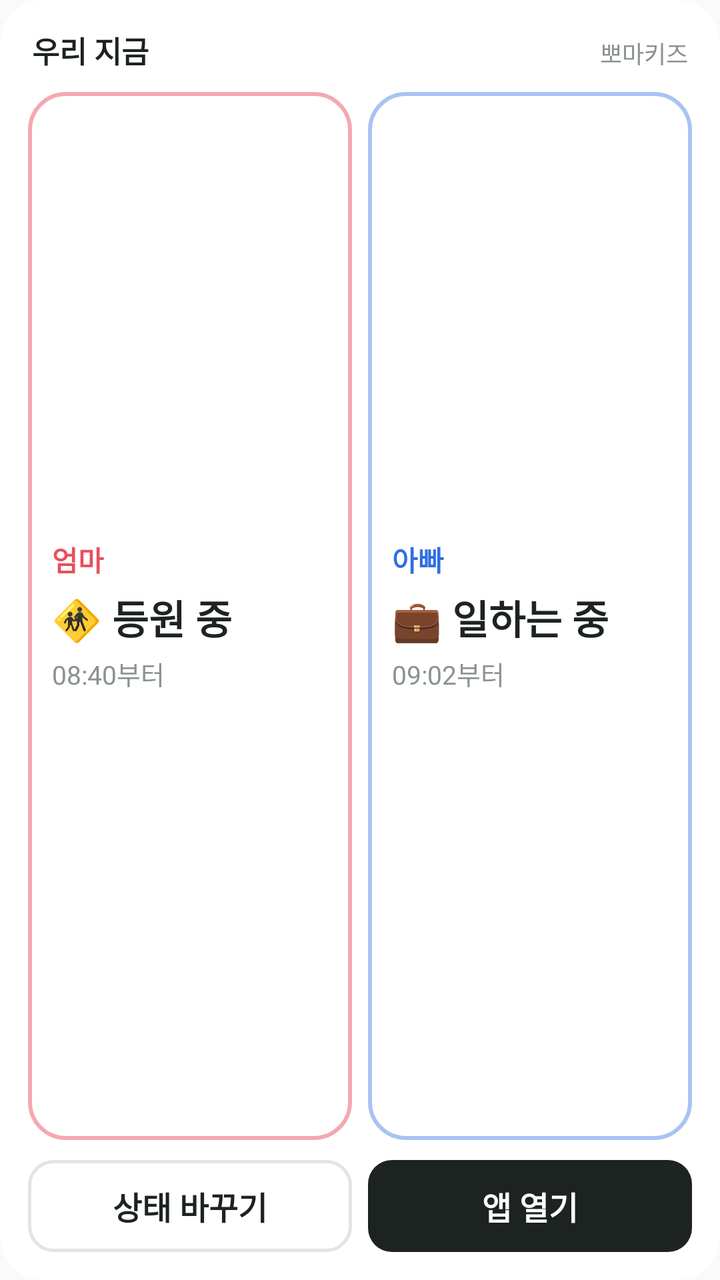
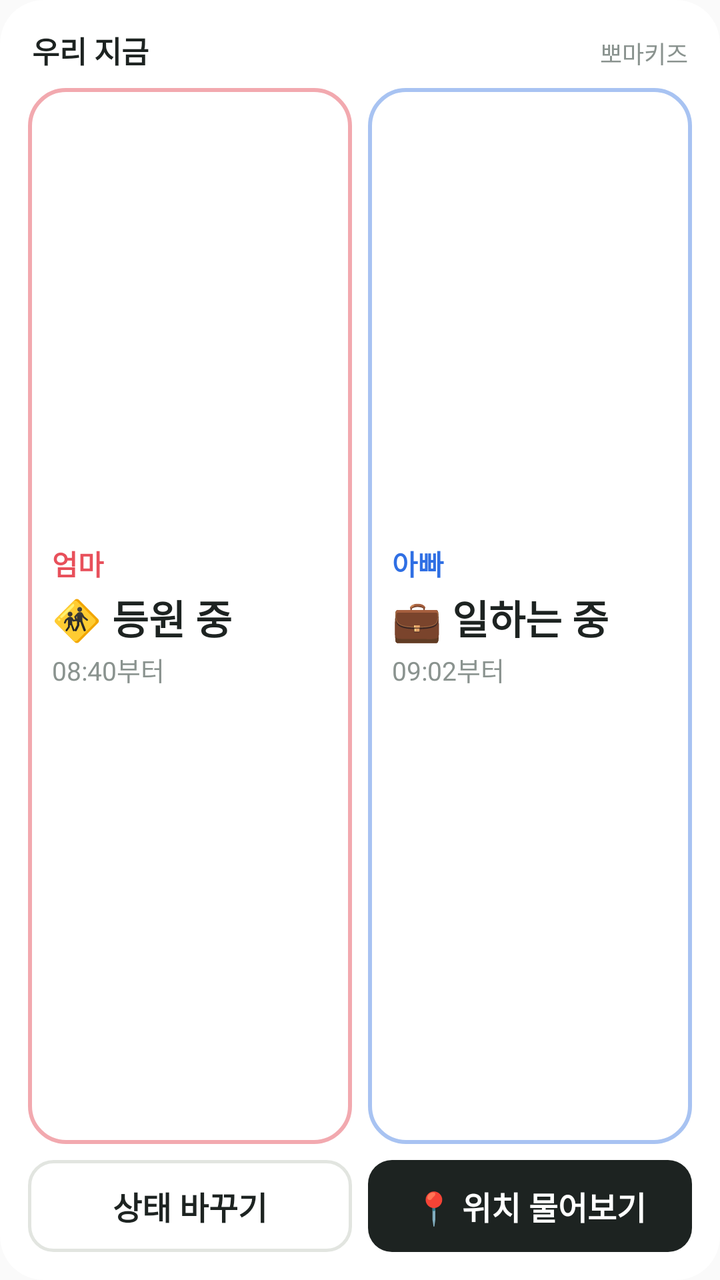

The first picture is an Android layout as it rendered before a commit; the second is the same layout after the commit. The layout source and the unified diff follow.
<!-- AndroidManifest.xml: application theme AppTheme -->
<!-- res/layout/widget_couple_status_large.xml -->
<?xml version="1.0" encoding="utf-8"?>
<LinearLayout xmlns:android="http://schemas.android.com/apk/res/android"
    android:id="@+id/widget_root"
    android:layout_width="match_parent"
    android:layout_height="match_parent"
    android:orientation="vertical"
    android:background="@drawable/widget_bg"
    android:padding="14dp">

    <LinearLayout
        android:layout_width="match_parent"
        android:layout_height="wrap_content"
        android:orientation="horizontal"
        android:paddingStart="2dp"
        android:paddingEnd="2dp">
        <TextView
            android:layout_width="0dp"
            android:layout_height="wrap_content"
            android:layout_weight="1"
            android:text="우리 지금"
            android:textColor="@color/widget_ink"
            android:textSize="15sp"
            android:textStyle="bold" />
        <TextView
            android:layout_width="wrap_content"
            android:layout_height="wrap_content"
            android:text="뽀마키즈"
            android:textColor="@color/widget_sub"
            android:textSize="12sp" />
    </LinearLayout>

    <LinearLayout
        android:layout_width="match_parent"
        android:layout_height="0dp"
        android:layout_weight="1"
        android:layout_marginTop="10dp"
        android:layout_marginBottom="10dp"
        android:orientation="horizontal">

        <LinearLayout
            android:id="@+id/row_mom"
            android:layout_width="0dp"
            android:layout_height="match_parent"
            android:layout_weight="1"
            android:layout_marginEnd="8dp"
            android:background="@drawable/widget_card_mom"
            android:gravity="center_vertical"
            android:orientation="vertical"
            android:padding="12dp">
            <TextView
                android:id="@+id/mom_name"
                android:layout_width="match_parent"
                android:layout_height="wrap_content"
                android:text="엄마"
                android:textColor="@color/widget_mom"
                android:textSize="14sp"
                android:textStyle="bold"
                android:maxLines="1"
                android:ellipsize="end" />
            <TextView
                android:id="@+id/mom_status"
                android:layout_width="match_parent"
                android:layout_height="wrap_content"
                android:layout_marginTop="4dp"
                android:text="🚸 등원 중"
                android:textColor="@color/widget_ink"
                android:textSize="20sp"
                android:textStyle="bold"
                android:maxLines="2"
                android:ellipsize="end"
                android:lineSpacingExtra="2dp" />
            <TextView
                android:id="@+id/mom_time"
                android:layout_width="match_parent"
                android:layout_height="wrap_content"
                android:layout_marginTop="4dp"
                android:text="08:40부터"
                android:textColor="@color/widget_sub"
                android:textSize="13sp" />
        </LinearLayout>

        <LinearLayout
            android:id="@+id/row_dad"
            android:layout_width="0dp"
            android:layout_height="match_parent"
            android:layout_weight="1"
            android:background="@drawable/widget_card_dad"
            android:gravity="center_vertical"
            android:orientation="vertical"
            android:padding="12dp">
            <TextView
                android:id="@+id/dad_name"
                android:layout_width="match_parent"
                android:layout_height="wrap_content"
                android:text="아빠"
                android:textColor="@color/widget_dad"
                android:textSize="14sp"
                android:textStyle="bold"
                android:maxLines="1"
                android:ellipsize="end" />
            <TextView
                android:id="@+id/dad_status"
                android:layout_width="match_parent"
                android:layout_height="wrap_content"
                android:layout_marginTop="4dp"
                android:text="💼 일하는 중"
                android:textColor="@color/widget_ink"
                android:textSize="20sp"
                android:textStyle="bold"
                android:maxLines="2"
                android:ellipsize="end"
                android:lineSpacingExtra="2dp" />
            <TextView
                android:id="@+id/dad_time"
                android:layout_width="match_parent"
                android:layout_height="wrap_content"
                android:layout_marginTop="4dp"
                android:text="09:02부터"
                android:textColor="@color/widget_sub"
                android:textSize="13sp" />
        </LinearLayout>
    </LinearLayout>

    <LinearLayout
        android:layout_width="match_parent"
        android:layout_height="wrap_content"
        android:orientation="horizontal">
        <TextView
            android:id="@+id/btn_change"
            android:layout_width="0dp"
            android:layout_height="46dp"
            android:layout_weight="1"
            android:layout_marginEnd="8dp"
            android:background="@drawable/widget_btn"
            android:gravity="center"
            android:text="상태 바꾸기"
            android:textColor="@color/widget_ink"
            android:textSize="16sp"
            android:textStyle="bold" />
        <TextView
            android:id="@+id/btn_open"
            android:layout_width="0dp"
            android:layout_height="46dp"
            android:layout_weight="1"
            android:background="@drawable/widget_btn_solid"
            android:gravity="center"
            android:text="앱 열기"
            android:textColor="@color/widget_on_solid"
            android:textSize="16sp"
            android:textStyle="bold" />
    </LinearLayout>
</LinearLayout>
<!-- resources referenced by this layout -->
<resources>
  <color name="widget_dad">#2F6FE4</color>
  <color name="widget_ink">#1D2321</color>
  <color name="widget_mom">#E8505B</color>
  <color name="widget_on_solid">#FFFFFF</color>
  <color name="widget_sub">#8A938F</color>
  <!-- drawable widget_bg (drawable) -->
  <?xml version="1.0" encoding="utf-8"?>
  <shape xmlns:android="http://schemas.android.com/apk/res/android" android:shape="rectangle">
      <solid android:color="@color/widget_bg" />
      <corners android:radius="22dp" />
  </shape>
  <!-- drawable widget_btn (drawable) -->
  <?xml version="1.0" encoding="utf-8"?>
  <shape xmlns:android="http://schemas.android.com/apk/res/android" android:shape="rectangle">
      <solid android:color="@android:color/transparent" />
      <stroke android:width="1.5dp" android:color="@color/widget_line" />
      <corners android:radius="12dp" />
  </shape>
  <!-- drawable widget_btn_solid (drawable) -->
  <?xml version="1.0" encoding="utf-8"?>
  <shape xmlns:android="http://schemas.android.com/apk/res/android" android:shape="rectangle">
      <solid android:color="@color/widget_ink" />
      <corners android:radius="12dp" />
  </shape>
  <!-- drawable widget_card_dad (drawable) -->
  <?xml version="1.0" encoding="utf-8"?>
  <shape xmlns:android="http://schemas.android.com/apk/res/android" android:shape="rectangle">
      <solid android:color="@android:color/transparent" />
      <stroke android:width="2dp" android:color="@color/widget_dad_line" />
      <corners android:radius="18dp" />
  </shape>
  <!-- drawable widget_card_mom (drawable) -->
  <?xml version="1.0" encoding="utf-8"?>
  <shape xmlns:android="http://schemas.android.com/apk/res/android" android:shape="rectangle">
      <solid android:color="@android:color/transparent" />
      <stroke android:width="2dp" android:color="@color/widget_mom_line" />
      <corners android:radius="18dp" />
  </shape>
  <style name="AppTheme" parent="Theme.AppCompat.Light.DarkActionBar">
          
          <item name="colorPrimary">@color/colorPrimary</item>
          <item name="colorPrimaryDark">@color/colorPrimaryDark</item>
          <item name="colorAccent">@color/colorAccent</item>
      </style>
  <color name="widget_bg">#F2FFFFFF</color>
  <color name="widget_line">#E2E5E0</color>
  <color name="widget_dad_line">#A8C3F2</color>
  <color name="widget_mom_line">#F2A9AF</color>
</resources>

<!-- the commit's change to res/layout/widget_couple_status_large.xml (unified diff, before → after) -->
@@ -1,4 +1,5 @@
 <?xml version="1.0" encoding="utf-8"?>
+
 <LinearLayout xmlns:android="http://schemas.android.com/apk/res/android"
     android:id="@+id/widget_root"
     android:layout_width="match_parent"
@@ -33,8 +34,8 @@
         android:layout_width="match_parent"
         android:layout_height="0dp"
         android:layout_weight="1"
-        android:layout_marginTop="10dp"
-        android:layout_marginBottom="10dp"
+        android:layout_marginTop="8dp"
+        android:layout_marginBottom="8dp"
         android:orientation="horizontal">
 
         <LinearLayout
@@ -46,7 +47,10 @@
             android:background="@drawable/widget_card_mom"
             android:gravity="center_vertical"
             android:orientation="vertical"
-            android:padding="12dp">
+            android:paddingStart="12dp"
+            android:paddingEnd="12dp"
+            android:paddingTop="6dp"
+            android:paddingBottom="6dp">
             <TextView
                 android:id="@+id/mom_name"
                 android:layout_width="match_parent"
@@ -61,19 +65,19 @@
                 android:id="@+id/mom_status"
                 android:layout_width="match_parent"
                 android:layout_height="wrap_content"
-                android:layout_marginTop="4dp"
+                android:layout_marginTop="2dp"
                 android:text="🚸 등원 중"
                 android:textColor="@color/widget_ink"
                 android:textSize="20sp"
                 android:textStyle="bold"
-                android:maxLines="2"
+                android:maxLines="1"
                 android:ellipsize="end"
                 android:lineSpacingExtra="2dp" />
             <TextView
                 android:id="@+id/mom_time"
                 android:layout_width="match_parent"
                 android:layout_height="wrap_content"
-                android:layout_marginTop="4dp"
+                android:layout_marginTop="2dp"
                 android:text="08:40부터"
                 android:textColor="@color/widget_sub"
                 android:textSize="13sp" />
@@ -87,7 +91,10 @@
             android:background="@drawable/widget_card_dad"
             android:gravity="center_vertical"
             android:orientation="vertical"
-            android:padding="12dp">
+            android:paddingStart="12dp"
+            android:paddingEnd="12dp"
+            android:paddingTop="6dp"
+            android:paddingBottom="6dp">
             <TextView
                 android:id="@+id/dad_name"
                 android:layout_width="match_parent"
@@ -102,24 +109,41 @@
                 android:id="@+id/dad_status"
                 android:layout_width="match_parent"
                 android:layout_height="wrap_content"
-                android:layout_marginTop="4dp"
+                android:layout_marginTop="2dp"
                 android:text="💼 일하는 중"
                 android:textColor="@color/widget_ink"
                 android:textSize="20sp"
                 android:textStyle="bold"
-                android:maxLines="2"
+                android:maxLines="1"
                 android:ellipsize="end"
                 android:lineSpacingExtra="2dp" />
             <TextView
                 android:id="@+id/dad_time"
                 android:layout_width="match_parent"
                 android:layout_height="wrap_content"
-                android:layout_marginTop="4dp"
+                android:layout_marginTop="2dp"
                 android:text="09:02부터"
                 android:textColor="@color/widget_sub"
                 android:textSize="13sp" />
         </LinearLayout>
     </LinearLayout>
+
+    <TextView
+        android:id="@+id/loc_row"
+        android:layout_width="match_parent"
+        android:layout_height="wrap_content"
+        android:layout_marginBottom="8dp"
+        android:background="@drawable/widget_btn"
+        android:paddingStart="12dp"
+        android:paddingEnd="10dp"
+        android:paddingTop="9dp"
+        android:paddingBottom="9dp"
+        android:maxLines="1"
+        android:ellipsize="end"
+        android:textColor="@color/widget_ink"
+        android:textSize="15sp"
+        android:textStyle="bold"
+        android:visibility="gone" />
 
     <LinearLayout
         android:layout_width="match_parent"
@@ -144,7 +168,7 @@
             android:layout_weight="1"
             android:background="@drawable/widget_btn_solid"
             android:gravity="center"
-            android:text="앱 열기"
+            android:text="📍 위치 물어보기"
             android:textColor="@color/widget_on_solid"
             android:textSize="16sp"
             android:textStyle="bold" />
